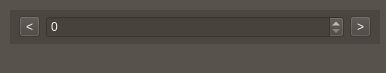
CommanderPho/pyPhoPlaceCellAnalysis, file src/pyphoplacecellanalysis/GUI/Qt/Widgets/PaginationCtrl/PaginationControlWidget.ui: the form before one commit.
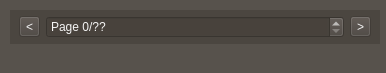
The form after the commit.

Commit message: finished PaginationControlWidget

The edit to the form file:
```diff
--- a/src/pyphoplacecellanalysis/GUI/Qt/Widgets/PaginationCtrl/PaginationControlWidget.ui
+++ b/src/pyphoplacecellanalysis/GUI/Qt/Widgets/PaginationCtrl/PaginationControlWidget.ui
@@ -70,6 +70,12 @@
       <property name="correctionMode">
        <enum>QAbstractSpinBox::CorrectToNearestValue</enum>
       </property>
+      <property name="suffix">
+       <string>/??</string>
+      </property>
+      <property name="prefix">
+       <string>Page </string>
+      </property>
      </widget>
     </item>
     <item>
```
Left out of the diff: 3 changed lines with no effect on the pictures. The commit also changes 2 other files.
